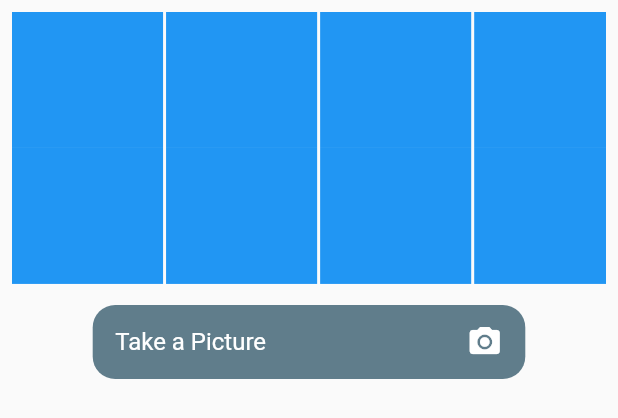
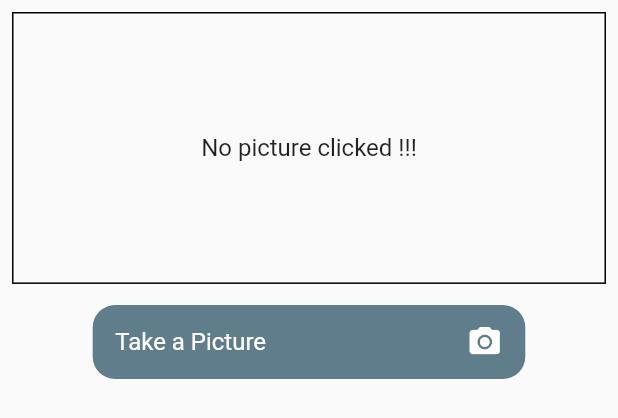
Before and after one commit to adityasharmaa/pothole, a Flutter app: the AddComplaint widget shown alone on an empty page, opened directly, on a phone screen of 412 x 824 dp. Shown: the top 418 px of the screen. Run offline on Flutter 3.47's test engine with Material 2 defaults, Android fonts, the phone set to English and light mode, and no system bars; our stand-ins replace camera, cloud_firestore, firebase_auth; accounts and stored records are empty.

```diff
--- a/lib/screens/add_complaint.dart
+++ b/lib/screens/add_complaint.dart
@@ -1,5 +1,7 @@
 import 'package:flutter/material.dart';
+import 'package:pothole/provider/cameraprovider.dart';
 import 'package:pothole/widgets/custom_camera.dart';
+import 'package:provider/provider.dart';
 
 class AddComplaint extends StatefulWidget {
   AddComplaint({Key key}) : super(key: key);
@@ -13,32 +15,58 @@ class _AddComplaintState extends State<AddComplaint> {
   Widget build(BuildContext context) {
     final _height = MediaQuery.of(context).size.height;
     final _width = MediaQuery.of(context).size.width;
+    final _cameraProvider = Provider.of<CameraProvider>(context);
     return Padding(
       padding: const EdgeInsets.all(8.0),
       child: Column(
         children: <Widget>[
-          LimitedBox(
+          _cameraProvider.images.length == 0
+              ? Container(
+                  height: _height * 0.22,
+                  width: _width,
+                  decoration: BoxDecoration(
+                    border: Border.all(color: Colors.black),
+                  ),
+                  child: Center(
+                    child: Text(
+                      "No picture clicked !!!",
+                      style: Theme.of(context).textTheme.subhead,
+                    ),
+                  ),
+                )
+              : LimitedBox(
                   maxHeight: _height * 0.22,
                   maxWidth: _width,
+                  child: Center(
                     child: GridView.builder(
                       scrollDirection: Axis.horizontal,
+                      itemCount: _cameraProvider.images.length,
                       itemBuilder: (BuildContext context, int index) {
                         return Container(
                           height: _height * 0.15,
                           width: _width,
-                    color: Colors.blue,
+                          decoration: BoxDecoration(
+                            border: Border.all(color: Colors.black),
+                            image: DecorationImage(
+                              fit: BoxFit.fill,
+                              image: FileImage(
+                                _cameraProvider.images[index],
+                              ),
+                            ),
+                          ),
                         );
                       },
                       gridDelegate: SliverGridDelegateWithMaxCrossAxisExtent(
                           maxCrossAxisExtent: 180,
                           childAspectRatio: 1.8 / 2,
                           mainAxisSpacing: 2),
+                    ),
                   )),
           SizedBox(
             height: 14,
           ),
           GestureDetector(
-            onTap: ()=>Navigator.pushNamed(context, TakePictureScreen.route),
+            onTap: () => Navigator.pushNamed(context, TakePictureScreen.route),
             child: Container(
                 height: _height * 0.06,
                 width: _width * 0.7,
--- a/lib/widgets/custom_camera.dart
+++ b/lib/widgets/custom_camera.dart
@@ -186,7 +186,7 @@ class TakePictureScreenState extends State<TakePictureScreen> {
     if (imagePath == null) {
       if (_cameraProvider.images.length > 0 && _cameraProvider.count > 0) {
         return FileImage(
-            File(_cameraProvider.images[_cameraProvider.images - 2].path));
+            File(_cameraProvider.images[_cameraProvider.images.length-1].path));
       } else
         AssetImage("assets/images/empty.png");
     } else
--- a/pubspec.yaml
+++ b/pubspec.yaml
@@ -32,9 +32,10 @@ dev_dependencies:
   intl: ^0.16.0
   firebase_storage: ^3.1.1
   cloud_firestore: ^0.12.10+2
-  camera: ^0.5.7+3
+  camera: ^0.5.7+2
   path:
   path_provider:
+  location: ^2.3.5
 
 
 # For information on the generic Dart part of this file, see the
```
Also changed, not shown: pubspec.lock, 1 other file. Lines whose indentation alone changed are shown as unchanged.
